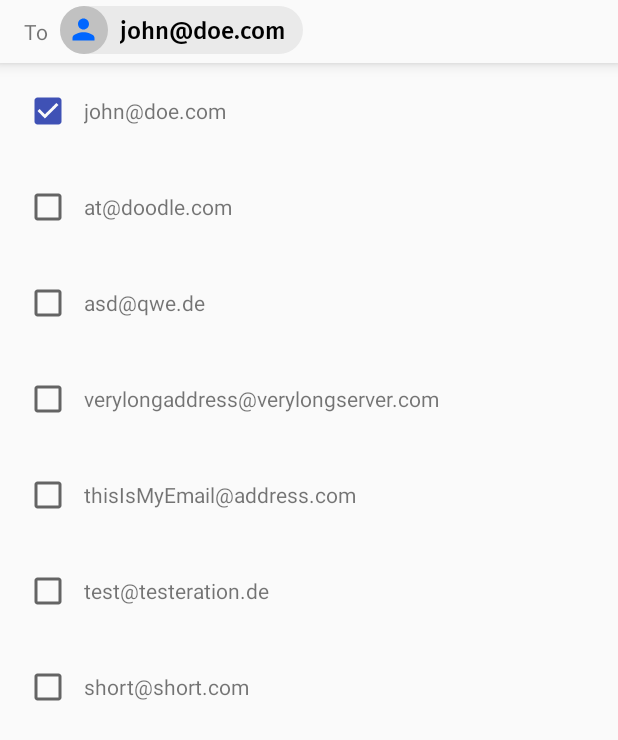
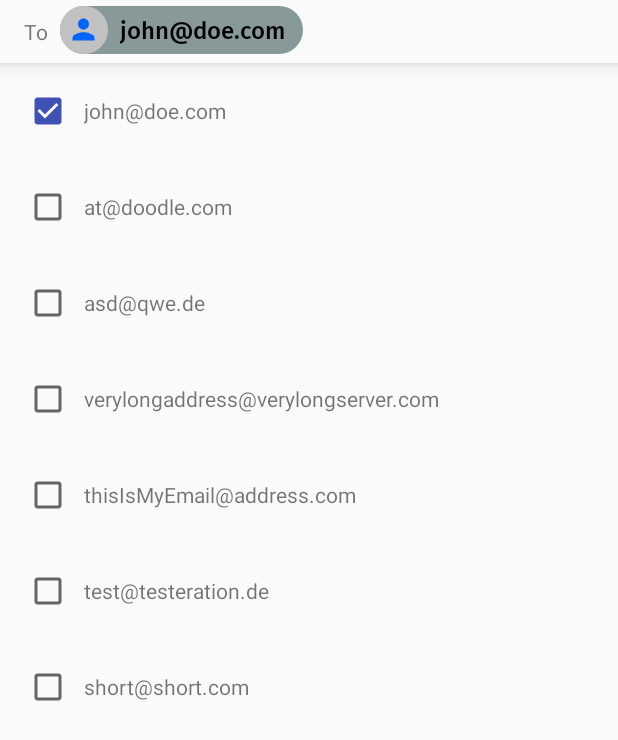
Before and after one commit to DoodleScheduling/android-material-chips, an Android app: the screen it shows after launch (MainActivity), after a tap on "john@doe.com", on a phone screen of 412 x 824 dp. Shown: the top 740 px of the screen. Run offline under Robolectric (Android 15) with nearby library versions, the phone set to English and light mode, and no system bars; our stand-ins replace Picasso; plain views replace RoundedImageView; pictures from the network do not load.

Commit message:
set chip background color instead of just a filter

```diff
--- a/library/src/main/java/com/doodle/android/chips/ChipsView.java
+++ b/library/src/main/java/com/doodle/android/chips/ChipsView.java
@@ -23,6 +23,7 @@ import android.graphics.Color;
 import android.graphics.PorterDuff;
 import android.graphics.Rect;
 import android.graphics.Typeface;
+import android.graphics.drawable.GradientDrawable;
 import android.net.Uri;
 import android.os.Build;
 import android.support.annotation.ColorInt;
@@ -666,16 +667,11 @@ public class ChipsView extends ScrollView implements ChipsEditText.InputConnecti
                     mTextView.setTypeface(mTypeface);
                 }
                 mView.setBackgroundResource(mChipsBgRes);
-                mView.post(new Runnable() {
-                    @Override
-                    public void run() {
-                        if (mIsIndelible) {
-                            mView.getBackground().setColorFilter(mChipsBgColorIndelible, PorterDuff.Mode.SRC_ATOP);
-                        } else {
-                            mView.getBackground().setColorFilter(mChipsBgColor, PorterDuff.Mode.SRC_ATOP);
-                        }
-                    }
-                });
+                if (mIsIndelible) {
+                    ((GradientDrawable) mView.getBackground()).setColor(mChipsBgColorIndelible);
+                } else {
+                    ((GradientDrawable) mView.getBackground()).setColor(mChipsBgColor);
+                }
                 mIconWrapper.setBackgroundResource(R.drawable.circle);
                 if (mIsIndelible) {
                     mTextView.setTextColor(mChipsTextColorIndelible);
@@ -742,12 +738,12 @@ public class ChipsView extends ScrollView implements ChipsEditText.InputConnecti
             if (isSelected()) {
                 if (mChipsValidator != null && !mChipsValidator.isValid(mContact)) {
                     // not valid & show error
-                    mView.getBackground().setColorFilter(mChipsBgColorErrorClicked, PorterDuff.Mode.SRC_ATOP);
+                    ((GradientDrawable) mView.getBackground()).setColor(mChipsBgColorErrorClicked);
                     mTextView.setTextColor(mChipsTextColorErrorClicked);
                     mIconWrapper.getBackground().setColorFilter(mChipsColorErrorClicked, PorterDuff.Mode.SRC_ATOP);
                     mErrorIcon.setColorFilter(Color.WHITE, PorterDuff.Mode.SRC_ATOP);
                 } else {
-                    mView.getBackground().setColorFilter(mChipsBgColorClicked, PorterDuff.Mode.SRC_ATOP);
+                    ((GradientDrawable) mView.getBackground()).setColor(mChipsBgColorClicked);
                     mTextView.setTextColor(mChipsTextColorClicked);
                     mIconWrapper.getBackground().setColorFilter(mChipsColorClicked, PorterDuff.Mode.SRC_ATOP);
                 }
@@ -768,10 +764,10 @@ public class ChipsView extends ScrollView implements ChipsEditText.InputConnecti
                     mErrorIcon.setVisibility(View.GONE);
                 }
                 if (mIsIndelible) {
-                    mView.getBackground().setColorFilter(mChipsBgColorIndelible, PorterDuff.Mode.SRC_ATOP);
+                    ((GradientDrawable) mView.getBackground()).setColor(mChipsBgColorIndelible);
                     mTextView.setTextColor(mChipsTextColorIndelible);
                 } else {
-                    mView.getBackground().setColorFilter(mChipsBgColor, PorterDuff.Mode.SRC_ATOP);
+                    ((GradientDrawable) mView.getBackground()).setColor(mChipsBgColor);
                     mTextView.setTextColor(mChipsTextColor);
                 }
                 mIconWrapper.getBackground().setColorFilter(mChipsColor, PorterDuff.Mode.SRC_ATOP);
--- a/library/src/main/res/layout/chips_view.xml
+++ b/library/src/main/res/layout/chips_view.xml
@@ -7,7 +7,7 @@
     android:layout_height="32dp"
     android:paddingRight="12dp"
     android:paddingEnd="12dp"
-    tools:background="#345">
+    tools:background="@drawable/chip_background">
 
     <RelativeLayout
         android:id="@+id/rl_ch_avatar"
@@ -60,7 +60,7 @@
         android:layout_marginStart="40dp"
         android:singleLine="true"
         android:textSize="16sp"
-        tools:text="asdasd"
+        tools:text="Chip Text"
         />
 
     <ImageView
--- a/sample/src/main/res/layout/activity_main.xml
+++ b/sample/src/main/res/layout/activity_main.xml
@@ -31,9 +31,10 @@
             android:overScrollMode="never"
             app:cv_max_height="120dp"
             app:cv_vertical_spacing="2dp"
-            app:cv_bg_color_indelible="#f00"
-            app:cv_text_color_indelible="#0f0"
+            app:cv_bg_color_indelible="#99dde1e4"
+            app:cv_text_color_indelible="#888"
             app:cv_text_hint="This is the hint text"
+            app:cv_bg_color="#899"
             app:cv_icon_placeholder_tint="#06f"
             app:cv_chips_margin="2dp"
             />
```
